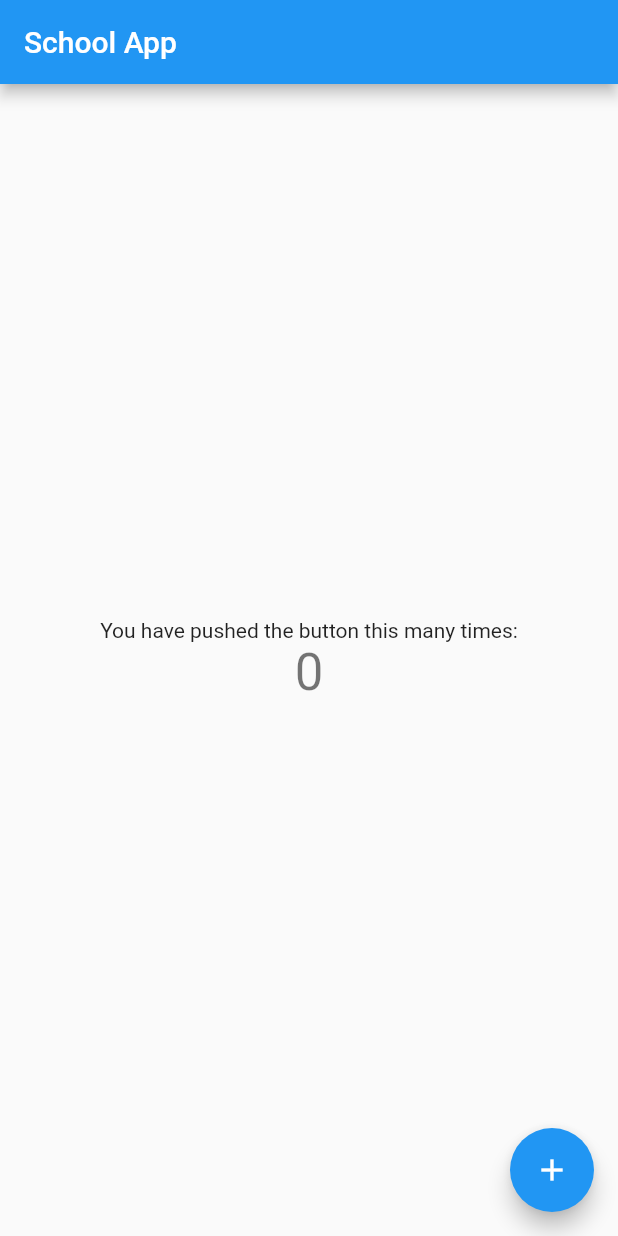
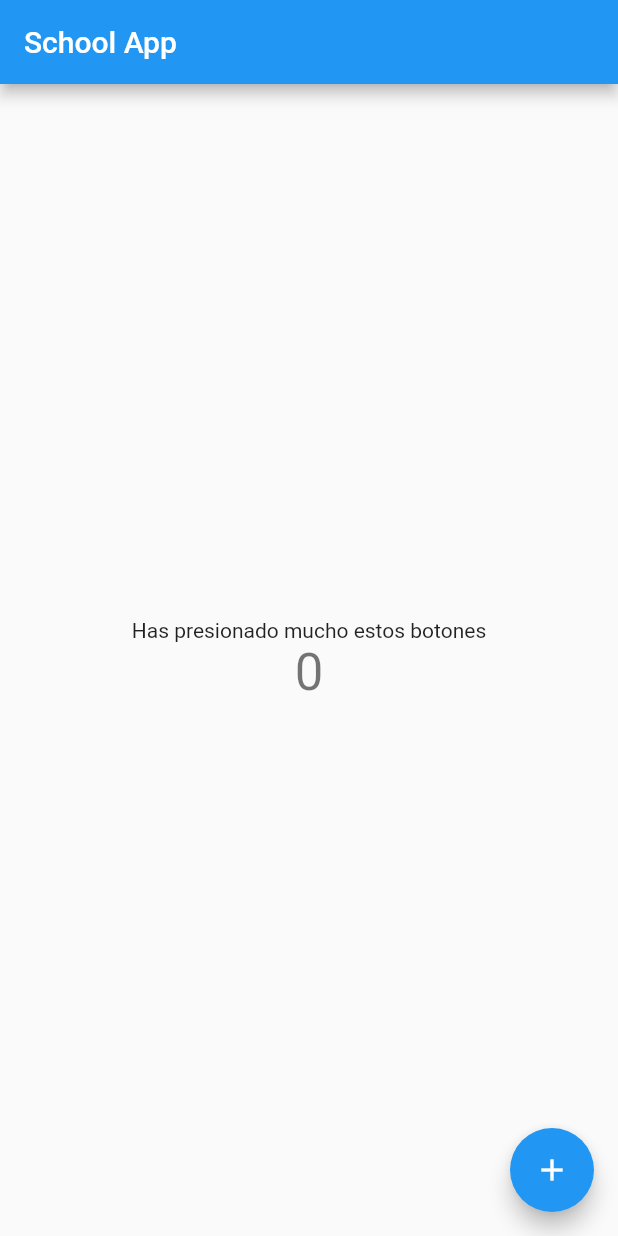
Before and after one commit to jeanmejia/sc_app, a Flutter app: the screen it shows after launch, on a phone screen of 412 x 824 dp. Run offline on Flutter 3.47's test engine with Material 2 defaults, Android fonts, the light colour scheme and no system bars.

Commit message:
minor changes

```diff
--- a/lib/main.dart
+++ b/lib/main.dart
@@ -95,7 +95,7 @@ class _MyHomePageState extends State<MyHomePage> {
           mainAxisAlignment: MainAxisAlignment.center,
           children: <Widget>[
             Text(
-              'You have pushed the button this many times:',
+              'Has presionado mucho estos botones',
             ),
             Text(
               '$_counter',
@@ -106,7 +106,7 @@ class _MyHomePageState extends State<MyHomePage> {
       ),
       floatingActionButton: FloatingActionButton(
         onPressed: _incrementCounter,
-        tooltip: 'Increment',
+        tooltip: 'Incrementar',
         child: Icon(Icons.add),
       ), // This trailing comma makes auto-formatting nicer for build methods.
     );
```
